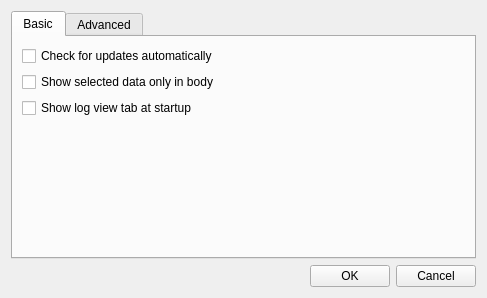
Above: BerEditor/settings_dlg.ui from jykim74/BerEditor before the change. Below: the same form after it.
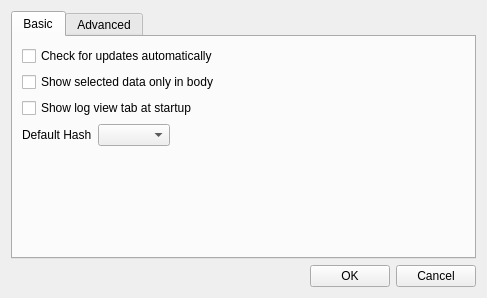
That is the form after the change.

Patch:
```diff
--- a/BerEditor/settings_dlg.ui
+++ b/BerEditor/settings_dlg.ui
@@ -33,19 +33,6 @@
        <string>Basic</string>
       </attribute>
       <layout class="QGridLayout" name="gridLayout_2">
-       <item row="1" column="0">
-        <spacer name="verticalSpacer">
-         <property name="orientation">
-          <enum>Qt::Vertical</enum>
-         </property>
-         <property name="sizeHint" stdset="0">
-          <size>
-           <width>20</width>
-           <height>40</height>
-          </size>
-         </property>
-        </spacer>
-       </item>
        <item row="0" column="0">
         <layout class="QVBoxLayout" name="verticalLayout_2">
          <item>
@@ -77,6 +64,49 @@
          </item>
         </layout>
        </item>
+       <item row="2" column="0">
+        <spacer name="verticalSpacer">
+         <property name="orientation">
+          <enum>Qt::Vertical</enum>
+         </property>
+         <property name="sizeHint" stdset="0">
+          <size>
+           <width>20</width>
+           <height>40</height>
+          </size>
+         </property>
+        </spacer>
+       </item>
+       <item row="1" column="0">
+        <layout class="QGridLayout" name="gridLayout_4">
+         <property name="topMargin">
+          <number>0</number>
+         </property>
+         <item row="0" column="0">
+          <widget class="QLabel" name="label_3">
+           <property name="text">
+            <string>Default Hash</string>
+           </property>
+          </widget>
+         </item>
+         <item row="0" column="1">
+          <widget class="QComboBox" name="mDefaultHashCombo"/>
+         </item>
+         <item row="0" column="2">
+          <spacer name="horizontalSpacer_2">
+           <property name="orientation">
+            <enum>Qt::Horizontal</enum>
+           </property>
+           <property name="sizeHint" stdset="0">
+            <size>
+             <width>40</width>
+             <height>20</height>
+            </size>
+           </property>
+          </spacer>
+         </item>
+        </layout>
+       </item>
       </layout>
      </widget>
      <widget class="QWidget" name="mAdvancedTab">
```
